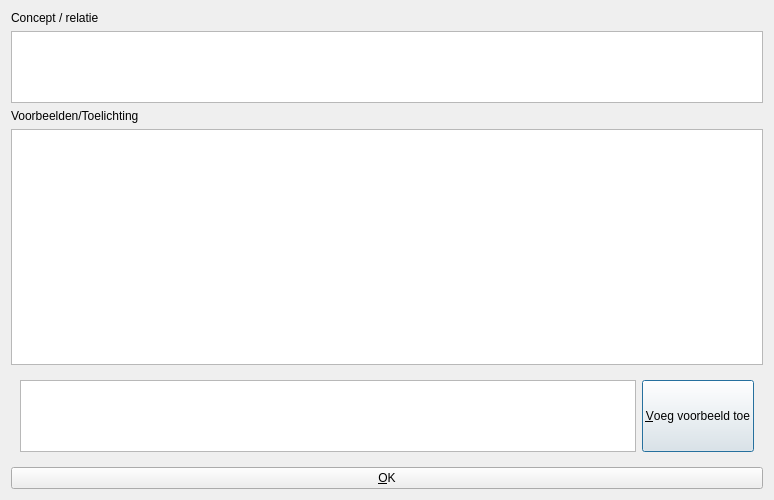
richelbilderbeek/QtConceptMap, file qtconceptmapconcepteditdialog.ui: the form before one commit.
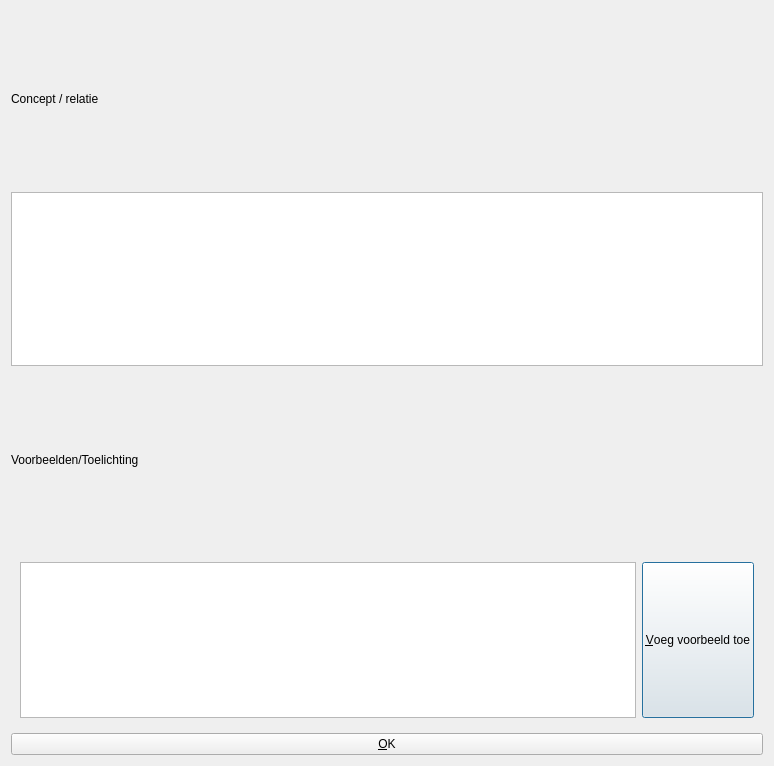
The form after the commit.

Commit message: All Concept's examples visible and editable (as far as it goes), fix https://github.com/richelbilderbeek/BrainWeaver/issues/194

```diff
--- a/qtconceptmapconcepteditdialog.ui
+++ b/qtconceptmapconcepteditdialog.ui
@@ -7,7 +7,7 @@
     <x>0</x>
     <y>0</y>
     <width>774</width>
-    <height>500</height>
+    <height>766</height>
    </rect>
   </property>
   <property name="sizePolicy">
@@ -65,57 +65,6 @@
      </property>
     </widget>
    </item>
-   <item>
-    <widget class="QTableWidget" name="examples_widget">
-     <property name="enabled">
-      <bool>true</bool>
-     </property>
-     <property name="sizePolicy">
-      <sizepolicy hsizetype="Preferred" vsizetype="Expanding">
-       <horstretch>0</horstretch>
-       <verstretch>0</verstretch>
-      </sizepolicy>
-     </property>
-     <property name="verticalScrollBarPolicy">
-      <enum>Qt::ScrollBarAlwaysOff</enum>
-     </property>
-     <property name="horizontalScrollBarPolicy">
-      <enum>Qt::ScrollBarAlwaysOff</enum>
-     </property>
-     <property name="sizeAdjustPolicy">
-      <enum>QAbstractScrollArea::AdjustToContents</enum>
-     </property>
-     <property name="autoScroll">
-      <bool>false</bool>
-     </property>
-     <property name="tabKeyNavigation">
-      <bool>false</bool>
-     </property>
-     <property name="alternatingRowColors">
-      <bool>true</bool>
-     </property>
-     <property name="textElideMode">
-      <enum>Qt::ElideNone</enum>
-     </property>
-     <property name="wordWrap">
-      <bool>true</bool>
-     </property>
-     <attribute name="horizontalHeaderVisible">
-      <bool>false</bool>
-     </attribute>
-     <attribute name="horizontalHeaderStretchLastSection">
-      <bool>true</bool>
-     </attribute>
-     <attribute name="verticalHeaderCascadingSectionResizes">
-      <bool>true</bool>
-     </attribute>
-     <column>
-      <property name="text">
-       <string>Examples</string>
-      </property>
-     </column>
-    </widget>
-   </item>
    <item>
     <widget class="QWidget" name="widget_2" native="true">
      <layout class="QHBoxLayout" name="horizontalLayout_2">
```
The commit also changes 5 other files.
